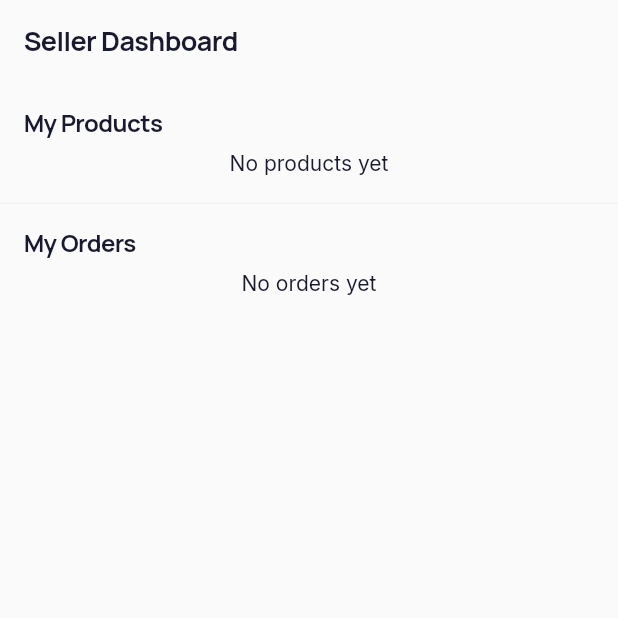
After one commit to suleymanalizada27-wq/FloodStore, a Flutter app: the SellerDashboardScreen screen opened by its route, on a phone screen of 412 x 824 dp, the top half of it. The commit adds this screen. Run offline on Flutter 3.47's test engine with Material 3 defaults, Android fonts, the light colour scheme and no system bars; our stand-ins replace cloud_firestore, equatable, firebase_auth, firebase_core, firebase_storage, flutter_riverpod and 8 more; accounts and stored records are empty.

Commit message:
Implement Seller Dashboard feature: Added business feature application and presentation layers, seller dashboard screen, routes, and navigation integration

```diff
--- a/lib/core/router/app_router.dart
+++ b/lib/core/router/app_router.dart
@@ -23,6 +23,7 @@ import '../../features/marketplace/presentation/screens/business_account_registr
 import '../../features/marketplace/presentation/screens/wishlist_screen.dart';
 import '../../features/chat/presentation/screens/conversation_list_screen.dart';
 import '../../features/chat/presentation/screens/message_thread_screen.dart';
+import '../../features/business/presentation/screens/seller_dashboard_screen.dart';
 import 'auth_guards.dart';
 
 abstract final class AppRoutes {
@@ -57,6 +58,9 @@ abstract final class AppRoutes {
   // Chat routes
   static const chatConversations = '/chat/conversations';
   static const chatMessages = '/chat/messages/:sessionId';
+
+  // Business routes
+  static const sellerDashboard = '/seller/dashboard';
 }
 
 /// Bridges a Riverpod [Stream] provider to a [Listenable] so GoRouter can
@@ -220,6 +224,10 @@ final goRouterProvider = Provider<GoRouter>((ref) {
           ));
         },
       ),
+      GoRoute(
+        path: AppRoutes.sellerDashboard,
+        pageBuilder: (context, state) => _heroPage(const SellerDashboardScreen()),
+      ),
     ],
   );
 });
--- a/lib/features/business/application/providers/business_providers.dart
+++ b/lib/features/business/application/providers/business_providers.dart
@@ -1,14 +1,17 @@
 import 'package:flutter_riverpod/flutter_riverpod.dart';
-
-import '../../domain/entities/loyalty.dart';
-import '../../domain/entities/business_account.dart';
-import '../../domain/entities/seller_analytics.dart';
-import '../../domain/repositories/loyalty_repository.dart';
-import '../../domain/repositories/business_account_repository.dart';
-import '../../domain/repositories/analytics_repository.dart';
-import '../../data/repositories/firestore_loyalty_repository.dart';
-import '../../data/repositories/firestore_business_account_repository.dart';
-import '../../data/repositories/firestore_analytics_repository.dart';
+import 'package:floodstore/features/business/domain/entities/loyalty.dart';
+import 'package:floodstore/features/business/domain/entities/business_account.dart';
+import 'package:floodstore/features/business/domain/entities/seller_analytics.dart';
+import 'package:floodstore/features/marketplace/domain/entities/product.dart';
+import 'package:floodstore/features/marketplace/domain/entities/order.dart';
+import 'package:floodstore/features/business/domain/repositories/loyalty_repository.dart';
+import 'package:floodstore/features/business/domain/repositories/business_account_repository.dart';
+import 'package:floodstore/features/business/domain/repositories/analytics_repository.dart';
+import 'package:floodstore/features/business/domain/repositories/seller_repository.dart';
+import 'package:floodstore/features/business/data/repositories/firestore_loyalty_repository.dart';
+import 'package:floodstore/features/business/data/repositories/firestore_business_account_repository.dart';
+import 'package:floodstore/features/business/data/repositories/firestore_analytics_repository.dart';
+import 'package:floodstore/features/business/data/repositories/firestore_seller_repository.dart';
 
 // Repository Providers
 final loyaltyRepositoryProvider = Provider<LoyaltyRepository>((ref) {
@@ -23,6 +26,10 @@ final analyticsRepositoryProvider = Provider<AnalyticsRepository>((ref) {
   return FirestoreAnalyticsRepository();
 });
 
+final sellerRepositoryProvider = Provider<SellerRepository>((ref) {
+  return FirestoreSellerRepository();
+});
+
 // Loyalty Providers
 final loyaltyAccountProvider =
     FutureProvider.family<LoyaltyAccount?, String>((ref, userId) {
@@ -35,7 +42,7 @@ final loyaltyTransactionsProvider =
 });
 
 final loyaltyTiersProvider = FutureProvider<List<LoyaltyTier>>((ref) {
-  return ref.watch(loyaltyRepositoryProvider).getTiers();
+  return ref.read(loyaltyRepositoryProvider).getTiers();
 });
 
 final tierProgressProvider =
@@ -64,3 +71,14 @@ final sellerAdCampaignsProvider =
     FutureProvider.family<List<SellerAdCampaign>?, String>((ref, sellerId) {
   return ref.watch(analyticsRepositoryProvider).getAdCampaigns(sellerId);
 });
+
+// Seller Providers
+final sellerProductsProvider =
+    FutureProvider.family<List<Product>, String>((ref, sellerId) {
+  return ref.watch(sellerRepositoryProvider).getSellerProducts(sellerId);
+});
+
+final sellerOrdersProvider =
+    FutureProvider.family<List<Order>, String>((ref, sellerId) {
+  return ref.watch(sellerRepositoryProvider).getSellerOrders(sellerId);
+});
--- /dev/null
+++ b/lib/features/business/presentation/screens/seller_dashboard_screen.dart
@@ -0,0 +1,115 @@
+import 'package:flutter/material.dart';
+import 'package:flutter_riverpod/flutter_riverpod.dart';
+import 'package:go_router/go_router.dart';
+
+import 'package:floodstore/core/router/app_router.dart';
+import 'package:floodstore/features/marketplace/application/providers/marketplace_providers.dart';
+import 'package:floodstore/features/business/application/providers/business_providers.dart';
+import 'package:floodstore/features/marketplace/domain/entities/product.dart';
+import 'package:floodstore/features/marketplace/domain/entities/order.dart';
+
+class SellerDashboardScreen extends ConsumerWidget {
+  const SellerDashboardScreen({Key? key}) : super(key: key);
+
+  @override
+  Widget build(BuildContext context, WidgetRef ref) {
+    final userId = ref.watch(currentUserIdProvider);
+    if (userId == null) {
+      return const Scaffold(
+        body: Center(child: Text('User not logged in')),
+      );
+    }
+    return Scaffold(
+      appBar: AppBar(
+        title: const Text('Seller Dashboard'),
+      ),
+      body: RefreshIndicator(
+        onRefresh: () => Future.wait([
+          ref.refresh(sellerProductsProvider(userId).future),
+          ref.refresh(sellerOrdersProvider(userId).future),
+        ]),
+        child: ListView(
+          children: [
+            _buildSection(
+              context: context,
+              ref: ref,
+              title: 'My Products',
+              future: ref.watch(sellerProductsProvider(userId)),
+              emptyMessage: 'No products yet',
+              itemBuilder: (context, product) => ListTile(
+                title: Text(product.base.title),
+                subtitle: Text('\$${(product.pricing.basePrice / 100).toStringAsFixed(2)}'),
+                trailing: const Icon(Icons.arrow_forward_ios),
+                onTap: () {
+                  context.push(
+                    AppRoutes.productDetail,
+                    extra: product.id,
+                  );
+                },
+              ),
+            ),
+            const Divider(height: 1),
+            _buildSection(
+              context: context,
+              ref: ref,
+              title: 'My Orders',
+              future: ref.watch(sellerOrdersProvider(userId)),
+              emptyMessage: 'No orders yet',
+              itemBuilder: (context, order) => ListTile(
+                title: Text('Order #${order.id.substring(0, 8)}'),
+                subtitle: Text(
+                  'Total: \$${(order.totalAmount / 100).toStringAsFixed(2)} • ${order.items.length} items',
+                ),
+                trailing: const Icon(Icons.arrow_forward_ios),
+                onTap: () {
+                  context.push(
+                    AppRoutes.orderDetail,
+                    extra: order.id,
+                  );
+                },
+              ),
+            ),
+          ],
+        ),
+      ),
+    );
+  }
+
+  Widget _buildSection<T>({
+    required BuildContext context,
+    required WidgetRef ref,
+    required String title,
+    required AsyncValue<List<T>> future,
+    required String emptyMessage,
+    required Widget Function(BuildContext, T) itemBuilder,
+  }) {
+    return Padding(
+      padding: const EdgeInsets.all(16.0),
+      child: Column(
+        crossAxisAlignment: CrossAxisAlignment.start,
+        children: [
+          Text(
+            title,
+            style: Theme.of(context).textTheme.titleLarge,
+          ),
+          const SizedBox(height: 8),
+          future.when(
+            data: (data) {
+              if (data.isEmpty) {
+                return Center(child: Text(emptyMessage));
+              }
+              return ListView.builder(
+                shrinkWrap: true,
+                physics: const NeverScrollableScrollPhysics(),
+                itemCount: data.length,
+                itemBuilder: (context, index) => itemBuilder(context, data[index]),
+              );
+            },
+            loading: () => const Center(child: CircularProgressIndicator()),
+            error: (e, _) => Center(child: Text('Error: $e')),
+          ),
+        ],
+      ),
+    );
+  }
+}
```
Also changed, not shown: lib/features/business/data/repositories/firestore_seller_repository.dart (added, +97 -0 lines), lib/features/business/domain/repositories/seller_repository.dart (added, +23 -0 lines), 2 other files.
